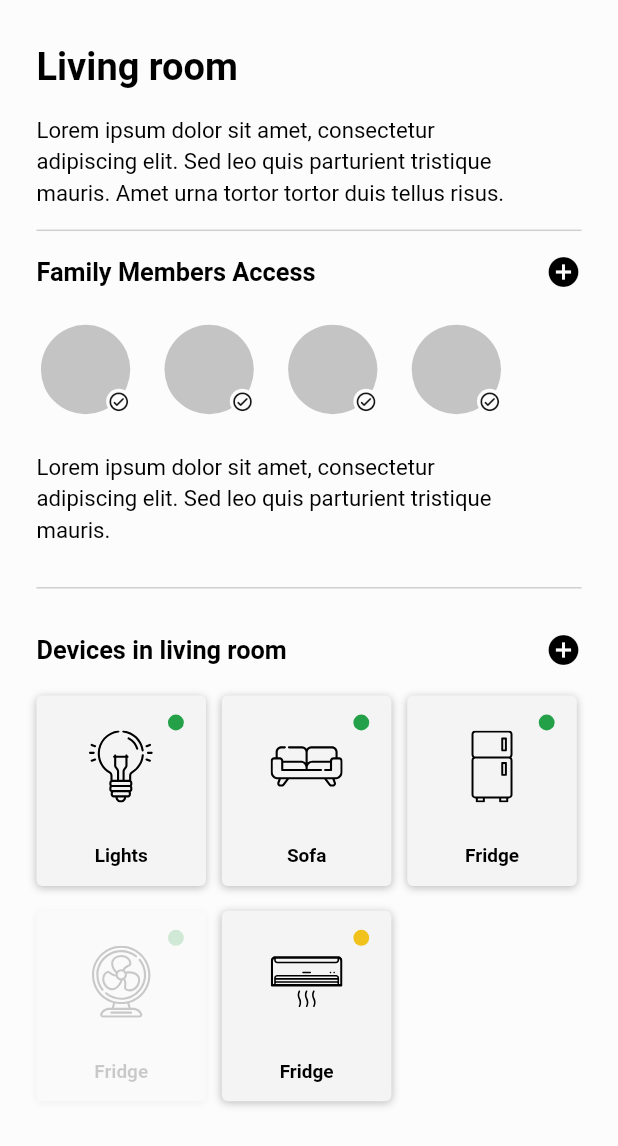
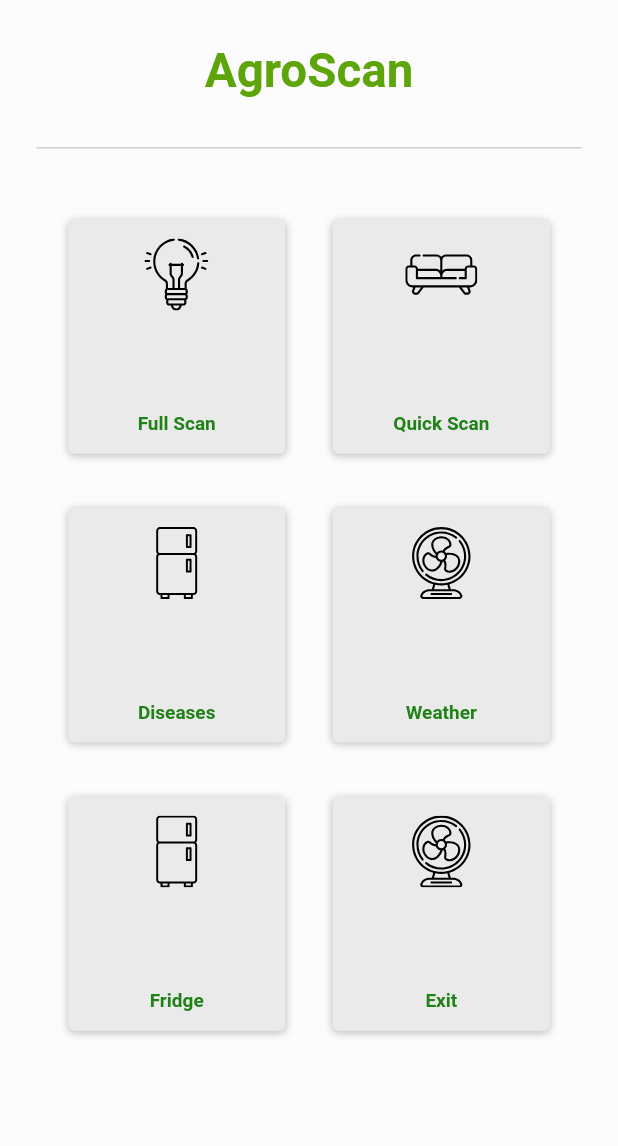
Before and after one commit to kavinduhandapangoda/SDGP-Android-code, a Flutter app: the Page12 screen opened by its route, on a phone screen of 412 x 824 dp. Shown: the top 1146 px of the screen. Run offline on Flutter 3.47's test engine with Material 2 defaults, Android fonts, the phone set to English and light mode, and no system bars; our stand-ins replace flutter_screenutil, flutter_svg, get_it, google_fonts, table_calendar.

Commit message:
home page

```diff
--- a/lib/main.dart
+++ b/lib/main.dart
@@ -9,6 +9,8 @@ import 'generated/l10n.dart';
 import 'src/di/service_locator.dart';
 import 'src/navigation/navigation_service.dart';
 import 'src/navigation/routes.dart';
+
+import 'package:flutter_ui_kit_obkm/src/mobile_ui/12/page_12.dart';
 
 void main() async {
   await ServiceLocator().setUp();
@@ -36,7 +38,7 @@ class App extends StatelessWidget {
         navigatorKey: GetIt.I.get<NavigationService>().navigatorKey,
         initialRoute: MobileRoutes.root,
         onGenerateRoute: routes,
-        home: RootWidget(),
+        home: Page12(),
       ),
     );
   }
--- a/lib/src/mobile_ui/12/page_12.dart
+++ b/lib/src/mobile_ui/12/page_12.dart
@@ -24,101 +24,42 @@ class _Page12State extends State<Page12> {
             child: Column(
               crossAxisAlignment: CrossAxisAlignment.start,
               children: [
-                Text(
-                  'Living room',
-                  style: TextStyle(
-                    fontSize: 24.sp,
-                    fontWeight: FontWeight.w600,
-                    color: Colors.black,
-                  ),
-                ),
-                SizedBox(height: 16.h),
-                Padding(
-                  padding: EdgeInsets.only(right: 30.w),
-                  child: Text(
-                    'Lorem ipsum dolor sit amet, consectetur adipiscing elit. Sed leo quis parturient tristique mauris. Amet urna tortor tortor duis tellus risus.',
+                Center(
+                  child:Text(
+                    'AgroScan',
                     style: TextStyle(
-                      color: Colors.black,
-                      fontSize: 14.sp,
-                      fontWeight: FontWeight.w400,
-                      height: 1.43,
+                      fontSize: 30.sp,
+                      fontWeight: FontWeight.w600,
+                      color: const Color(0xFF5DA50B),
                     ),
                   ),
                 ),
-                Divider(
-                    height: 32.h, color: const Color(0xFFD0D0D0), thickness: 1),
-                _titleWidget('Family Members Access'),
-                Padding(
-                  padding: EdgeInsets.symmetric(vertical: 24.h),
-                  child: SizedBox(
-                    height: 61.h,
-                    child: ListView.separated(
-                      shrinkWrap: true,
-                      scrollDirection: Axis.horizontal,
-                      itemBuilder: (_, index) => Stack(
-                        alignment: AlignmentDirectional.center,
-                        children: [
-                          CircleAvatar(
-                            radius: 31.w,
-                            backgroundColor: const Color(0xFFC4C4C4),
-                          ),
-                          Positioned(
-                            right: 2.w,
-                            bottom: 0,
-                            child: CircleAvatar(
-                              radius: 8.w,
-                              backgroundColor: const Color(0xFFFCFCFC),
-                              child: const Icon(
-                                Icons.check_circle_outline_rounded,
-                                color: Color(0xFF161616),
-                                size: 15,
-                              ),
-                            ),
-                          ),
-                        ],
-                      ),
-                      separatorBuilder: (_, index) => SizedBox(width: 16.w),
-                      itemCount: 4,
-                    ),
-                  ),
-                ),
-                Padding(
-                  padding: EdgeInsets.only(right: 30.w),
-                  child: Text(
-                    'Lorem ipsum dolor sit amet, consectetur adipiscing elit. Sed leo quis parturient tristique mauris. ',
-                    style: TextStyle(
-                      color: Colors.black,
-                      fontSize: 14.sp,
-                      fontWeight: FontWeight.w400,
-                      height: 1.43,
-                    ),
-                  ),
-                ),
+                SizedBox(height: 3.h),
+
                 Divider(
                     height: 60.h, color: const Color(0xFFD0D0D0), thickness: 1),
-                _titleWidget('Devices in living room'),
                 SizedBox(height: 19.h),
-                Wrap(
-                  spacing: 10.w,
-                  runSpacing: 17.h,
-                  children: [
-                    _livingRoomItem(
-                        name: 'Lights', iconPath: Assets.PG12_LIGHT),
-                    _livingRoomItem(name: 'Sofa', iconPath: Assets.PG12_SOFA),
-                    _livingRoomItem(
-                        name: 'Fridge', iconPath: Assets.PG12_FRIDGE),
-                    _livingRoomItem(
-                      name: 'Fridge',
-                      iconPath: Assets.PG12_FAN,
-                      available: false,
-                    ),
-                    _livingRoomItem(
-                      name: 'Fridge',
-                      iconPath: Assets.PG12_AIR_CONDITIONER,
-                      warning: true,
-                    ),
-                  ],
-                )
+                Center(
+                  child:Wrap(
+                    spacing: 30.w,
+                    runSpacing: 37.h,
+
+                    children: [
+                      _livingRoomItem(name: 'Full Scan', iconPath: Assets.PG12_LIGHT),
+
+                      _livingRoomItem(name: 'Quick Scan', iconPath: Assets.PG12_SOFA),
+
+                      _livingRoomItem(name: 'Diseases', iconPath: Assets.PG12_FRIDGE),
+
+                      _livingRoomItem(name: 'Weather',iconPath: Assets.PG12_FAN),
+
+                      _livingRoomItem(name: 'Fridge', iconPath: Assets.PG12_FRIDGE),
+
+                      _livingRoomItem(name: 'Exit',iconPath: Assets.PG12_FAN),
+
+                    ],
+                  )
+                ),
               ],
             ),
           ),
@@ -135,11 +76,11 @@ class _Page12State extends State<Page12> {
       Opacity(
         opacity: available ? 1 : 0.2,
         child: Container(
-          width: 107.w,
-          height: 130.h,
+          width: 137.w,
+          height: 160.h,
           padding: EdgeInsets.symmetric(horizontal: 14.w, vertical: 13.h),
           decoration: BoxDecoration(
-              color: const Color(0xFFF4F4F4),
+              color: const Color(0xFFEAEAEA),
               borderRadius: BorderRadius.circular(4.r),
               boxShadow: [
                 BoxShadow(
@@ -152,19 +93,13 @@ class _Page12State extends State<Page12> {
             children: [
               Align(
                 alignment: Alignment.topRight,
-                child: CircleAvatar(
-                  radius: 5.w,
-                  backgroundColor: warning
-                      ? const Color(0xFFF1C21B)
-                      : const Color(0xFF24A148),
-                ),
               ),
               SvgPicture.asset(iconPath),
               const Expanded(child: SizedBox()),
               Text(
                 name,
                 style: TextStyle(
-                  color: Colors.black,
+                  color: const Color(0xFF208216),
                   fontSize: 12.sp,
                   fontWeight: FontWeight.w600,
                 ),
```
